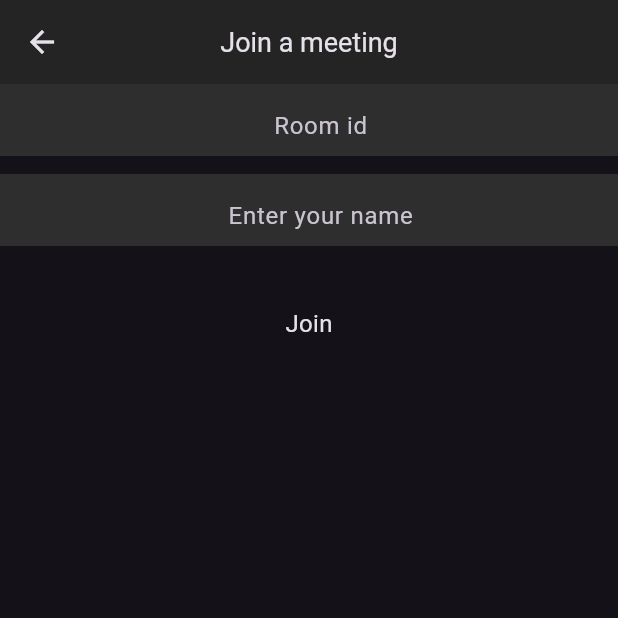
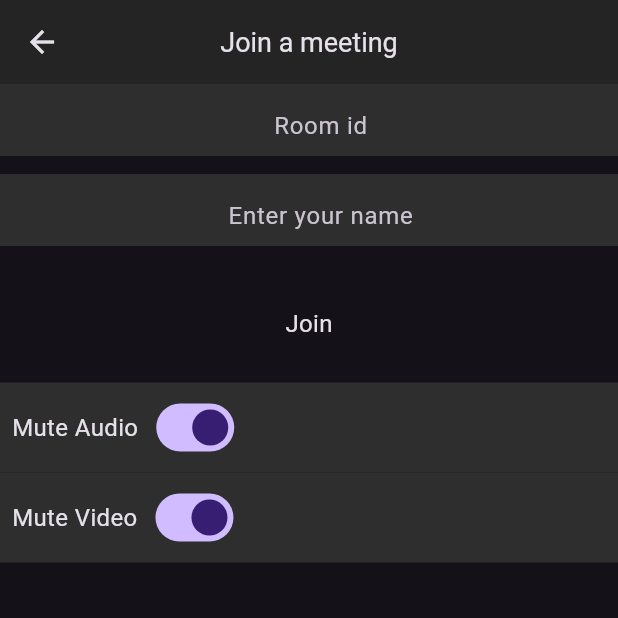
Before and after one commit to islomkhodjadev/secure_zoom, a Flutter app: the VideoCallScreen screen opened by its route, after a tap on "Join", on a phone screen of 412 x 824 dp, the top half of it. Run offline on Flutter 3.47's test engine with Material 3 defaults, Android fonts, the phone set to English and light mode, and no system bars; our stand-ins replace cloud_firestore, firebase_auth, firebase_core, flutter_dotenv, google_sign_in; missing offline and left inert: jitsi_meet_wrapper; accounts and stored records are empty; network calls fail.

Commit message:
With history of meetings

```diff
--- a/lib/main.dart
+++ b/lib/main.dart
@@ -37,10 +37,10 @@ class MyApp extends StatelessWidget {
           stream: AuthMethods().authChanges,
           builder: (context, snapshot) {
             if (snapshot.connectionState == ConnectionState.waiting) {
-              return Center(child: const CircularProgressIndicator());
+              return const Center(child: CircularProgressIndicator());
             }
             if (snapshot.hasData) {
-              return HomeScreen();
+              return const HomeScreen();
             }
             return const LoginScreen();
           },
--- /dev/null
+++ b/lib/resources/firestore_methods.dart
@@ -0,0 +1,23 @@
+import 'package:cloud_firestore/cloud_firestore.dart';
+import 'package:firebase_auth/firebase_auth.dart';
+
+class FirestoreMethods {
+  final FirebaseFirestore _firestore = FirebaseFirestore.instance;
+  final FirebaseAuth _auth = FirebaseAuth.instance;
+
+  Stream get meetingHistory => _firestore
+      .collection("users")
+      .doc(_auth.currentUser!.uid)
+      .collection("meetings")
+      .snapshots();
+
+  void addMeetingHistory(String meetingName) async {
+    try {
+      _firestore
+          .collection("users")
+          .doc(_auth.currentUser!.uid)
+          .collection("meetings")
+          .add({"meetinName": meetingName, "createdAt": DateTime.now()});
+    } catch (e) {}
+  }
+}
--- a/lib/resources/jitsi_meet_methods.dart
+++ b/lib/resources/jitsi_meet_methods.dart
@@ -1,21 +1,28 @@
 import "package:jitsi_meet_wrapper/jitsi_meet_wrapper.dart";
 import "package:zoom/resources/auth_methods.dart";
+import "package:zoom/resources/firestore_methods.dart";
 
 class JitsiMeetMethods {
   final AuthMethods _authmethods = AuthMethods();
+  final FirestoreMethods _firestoreMethods = FirestoreMethods();
 
   void createMeeting(
       {required String roomname,
       required bool isAudioMuted,
-      required bool isVideoMuted}) async {
+      required bool isVideoMuted,
+      String userName = ""}) async {
+    if (userName.isEmpty) {
+      userName = _authmethods.user.displayName as String;
+    }
     var options = JitsiMeetingOptions(
       roomNameOrUrl: roomname,
       isAudioMuted: isAudioMuted,
       isVideoMuted: isVideoMuted,
-      userDisplayName: _authmethods.user.displayName,
+      userDisplayName: userName,
       userEmail: _authmethods.user.email,
     );
     try {
+      _firestoreMethods.addMeetingHistory(roomname);
       await JitsiMeetWrapper.joinMeeting(
         options: options,
         listener: JitsiMeetingListener(
--- a/lib/screens/login_screen.dart
+++ b/lib/screens/login_screen.dart
@@ -31,7 +31,7 @@ class _LoginScreenState extends State<LoginScreen> {
           onPressed: () async {
             bool res = await _authMethods.signInWithGoogle(context);
             if (res) {
-              Navigator.of(context).pushNamed("/home");
+              Navigator.pushNamed(context, "/home");
             }
           },
         )
--- a/lib/screens/video_call_screen.dart
+++ b/lib/screens/video_call_screen.dart
@@ -1,6 +1,8 @@
 import "package:flutter/material.dart";
 import "package:zoom/resources/auth_methods.dart";
+import "package:zoom/resources/jitsi_meet_methods.dart";
 import "package:zoom/utils/colors.dart";
+import "package:zoom/widgets/meeting_option.dart";
 
 class VideoCallScreen extends StatefulWidget {
   const VideoCallScreen({super.key});
@@ -13,6 +15,9 @@ class _VideoCallScreen extends State<VideoCallScreen> {
   final AuthMethods _authMethods = AuthMethods();
   late TextEditingController meetingIdController;
   late TextEditingController nameController;
+  final JitsiMeetMethods _jitsiMeetMethods = JitsiMeetMethods();
+  bool isAudioMuted = true;
+  bool isVideoMuted = true;
 
   @override
   void initState() {
@@ -21,7 +26,20 @@ class _VideoCallScreen extends State<VideoCallScreen> {
     super.initState();
   }
 
-  _joinMeeting() {}
+  @override
+  void dispose() {
+    super.dispose();
+    meetingIdController.dispose();
+    nameController.dispose();
+  }
+
+  _joinMeeting() {
+    _jitsiMeetMethods.createMeeting(
+        roomname: meetingIdController.text,
+        isAudioMuted: isAudioMuted,
+        isVideoMuted: isVideoMuted,
+        userName: nameController.text);
+  }
 
   @override
   Widget build(BuildContext context) {
@@ -78,9 +96,34 @@ class _VideoCallScreen extends State<VideoCallScreen> {
                   "Join",
                   style: TextStyle(fontSize: 16),
                 ),
-              ))
+              )),
+          const SizedBox(
+            height: 20,
+          ),
+          MeetingOption(
+            text: "Mute Audio",
+            isMute: isAudioMuted,
+            onChange: onAudioMuted,
+          ),
+          MeetingOption(
+            text: "Mute Video",
+            isMute: isVideoMuted,
+            onChange: onVideoMuted,
+          )
         ],
       ),
     );
   }
+
+  onAudioMuted(bool val) {
+    setState(() {
+      isAudioMuted = val;
+    });
+  }
+
+  onVideoMuted(bool val) {
+    setState(() {
+      isVideoMuted = val;
+    });
+  }
 }
--- a/lib/widgets/meeting_option.dart
+++ b/lib/widgets/meeting_option.dart
@@ -2,13 +2,32 @@ import "package:flutter/material.dart";
 import "package:zoom/utils/colors.dart";
 
 class MeetingOption extends StatelessWidget {
-  const MeetingOption({super.key});
+  final String text;
+  final bool isMute;
+  final Function(bool) onChange;
+
+  const MeetingOption(
+      {super.key,
+      required this.text,
+      required this.isMute,
+      required this.onChange});
 
   @override
   Widget build(BuildContext context) {
     return Container(
-      height: 60,
-      color: secondaryBackgroundColor,
-    );
+        height: 60,
+        color: secondaryBackgroundColor,
+        child: Row(
+          children: [
+            Padding(
+              padding: const EdgeInsets.all(8.0),
+              child: Text(text, style: TextStyle(fontSize: 16)),
+            ),
+            Switch.adaptive(
+              value: isMute,
+              onChanged: onChange,
+            )
+          ],
+        ));
   }
 }
```
Also changed, not shown: lib/screens/history_meeting_screen.dart (+15 -29 lines), lib/widgets/home_meeting_button.dart (+4 -3 lines).
